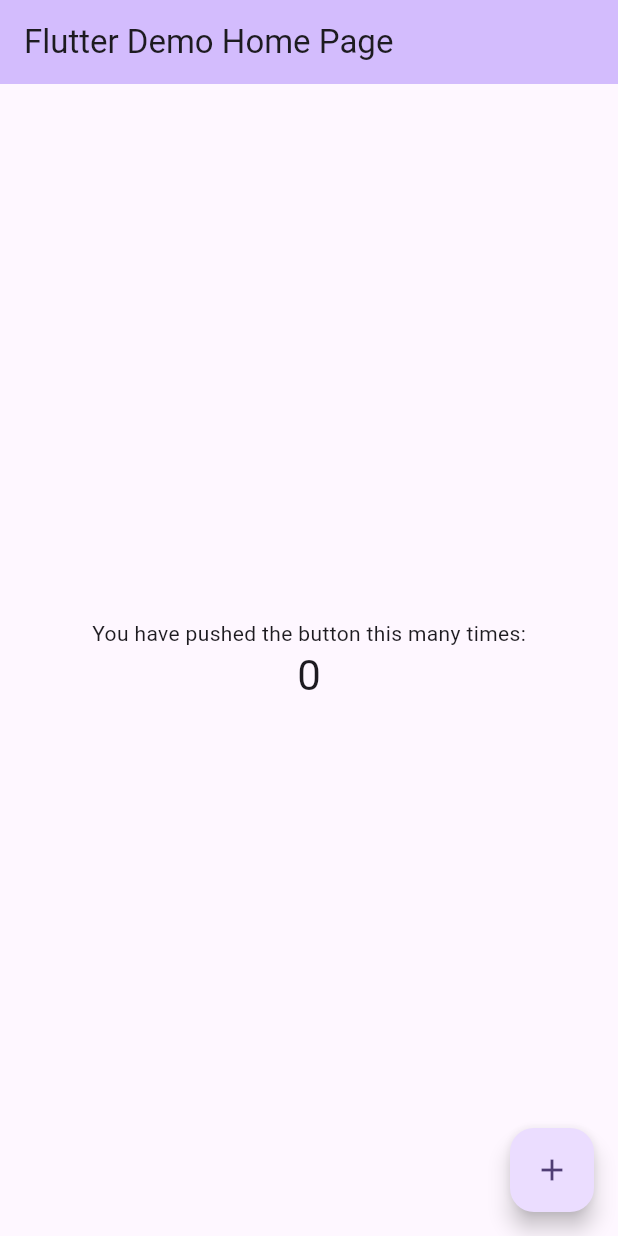
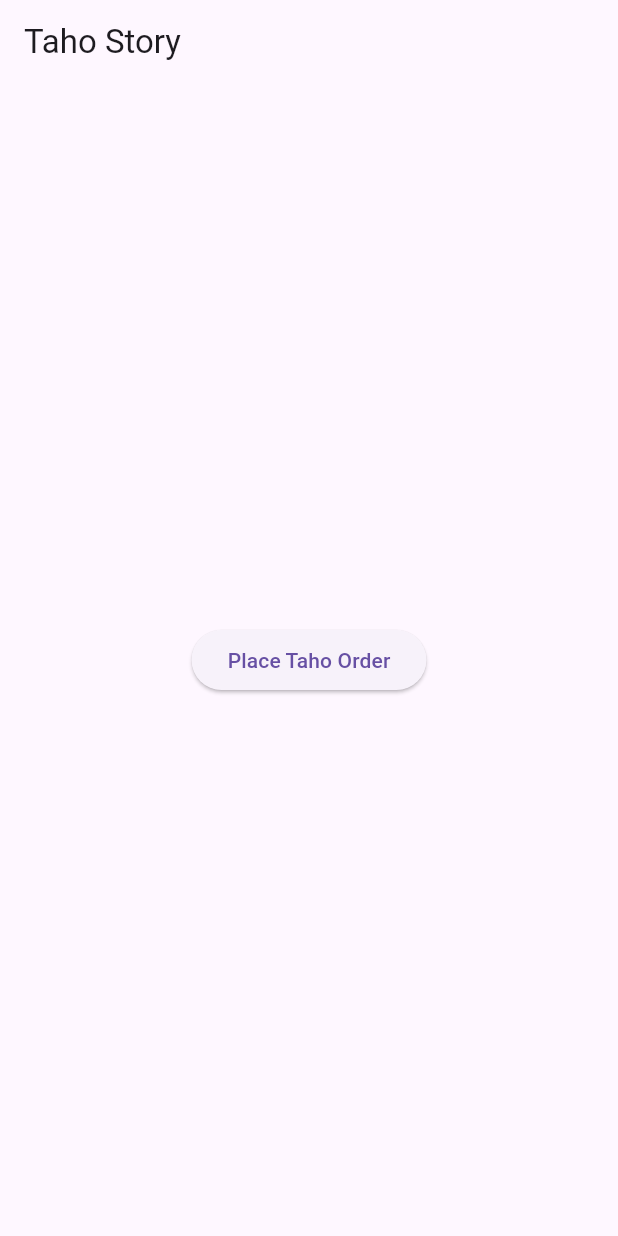
Before and after one commit to hardcorekid03/taho_story, a Flutter app: the screen it shows after launch, on a phone screen of 412 x 824 dp. Run offline on Flutter 3.47's test engine with Material 3 defaults, Android fonts, the light colour scheme and no system bars.

Commit message:
Refactor app structure and implement order form functionality

```diff
--- a/lib/main.dart
+++ b/lib/main.dart
@@ -1,122 +1,19 @@
 import 'package:flutter/material.dart';
+import 'screens/home_screen.dart';
 
 void main() {
-  runApp(const MyApp());
+  runApp(TahoStoryApp());
 }
 
-class MyApp extends StatelessWidget {
-  const MyApp({super.key});
+class TahoStoryApp extends StatelessWidget {
+  const TahoStoryApp({super.key});
 
-  // This widget is the root of your application.
   @override
   Widget build(BuildContext context) {
     return MaterialApp(
-      title: 'Flutter Demo',
-      theme: ThemeData(
-        // This is the theme of your application.
-        //
-        // TRY THIS: Try running your application with "flutter run". You'll see
-        // the application has a purple toolbar. Then, without quitting the app,
-        // try changing the seedColor in the colorScheme below to Colors.green
-        // and then invoke "hot reload" (save your changes or press the "hot
-        // reload" button in a Flutter-supported IDE, or press "r" if you used
-        // the command line to start the app).
-        //
-        // Notice that the counter didn't reset back to zero; the application
-        // state is not lost during the reload. To reset the state, use hot
-        // restart instead.
-        //
-        // This works for code too, not just values: Most code changes can be
-        // tested with just a hot reload.
-        colorScheme: ColorScheme.fromSeed(seedColor: Colors.deepPurple),
-      ),
-      home: const MyHomePage(title: 'Flutter Demo Home Page'),
+      title: 'Taho Story',
+      theme: ThemeData(primarySwatch: Colors.orange),
+      home: HomeScreen(),
     );
   }
 }
-
-class MyHomePage extends StatefulWidget {
-  const MyHomePage({super.key, required this.title});
-
-  // This widget is the home page of your application. It is stateful, meaning
-  // that it has a State object (defined below) that contains fields that affect
-  // how it looks.
-
-  // This class is the configuration for the state. It holds the values (in this
-  // case the title) provided by the parent (in this case the App widget) and
-  // used by the build method of the State. Fields in a Widget subclass are
-  // always marked "final".
-
-  final String title;
-
-  @override
-  State<MyHomePage> createState() => _MyHomePageState();
-}
-
-class _MyHomePageState extends State<MyHomePage> {
-  int _counter = 0;
-
-  void _incrementCounter() {
-    setState(() {
-      // This call to setState tells the Flutter framework that something has
-      // changed in this State, which causes it to rerun the build method below
-      // so that the display can reflect the updated values. If we changed
-      // _counter without calling setState(), then the build method would not be
-      // called again, and so nothing would appear to happen.
-      _counter++;
-    });
-  }
-
-  @override
-  Widget build(BuildContext context) {
-    // This method is rerun every time setState is called, for instance as done
-    // by the _incrementCounter method above.
-    //
-    // The Flutter framework has been optimized to make rerunning build methods
-    // fast, so that you can just rebuild anything that needs updating rather
-    // than having to individually change instances of widgets.
-    return Scaffold(
-      appBar: AppBar(
-        // TRY THIS: Try changing the color here to a specific color (to
-        // Colors.amber, perhaps?) and trigger a hot reload to see the AppBar
-        // change color while the other colors stay the same.
-        backgroundColor: Theme.of(context).colorScheme.inversePrimary,
-        // Here we take the value from the MyHomePage object that was created by
-        // the App.build method, and use it to set our appbar title.
-        title: Text(widget.title),
-      ),
-      body: Center(
-        // Center is a layout widget. It takes a single child and positions it
-        // in the middle of the parent.
-        child: Column(
-          // Column is also a layout widget. It takes a list of children and
-          // arranges them vertically. By default, it sizes itself to fit its
-          // children horizontally, and tries to be as tall as its parent.
-          //
-          // Column has various properties to control how it sizes itself and
-          // how it positions its children. Here we use mainAxisAlignment to
-          // center the children vertically; the main axis here is the vertical
-          // axis because Columns are vertical (the cross axis would be
-          // horizontal).
-          //
-          // TRY THIS: Invoke "debug painting" (choose the "Toggle Debug Paint"
-          // action in the IDE, or press "p" in the console), to see the
-          // wireframe for each widget.
-          mainAxisAlignment: MainAxisAlignment.center,
-          children: <Widget>[
-            const Text('You have pushed the button this many times:'),
-            Text(
-              '$_counter',
-              style: Theme.of(context).textTheme.headlineMedium,
-            ),
-          ],
-        ),
-      ),
-      floatingActionButton: FloatingActionButton(
-        onPressed: _incrementCounter,
-        tooltip: 'Increment',
-        child: const Icon(Icons.add),
-      ), // This trailing comma makes auto-formatting nicer for build methods.
-    );
-  }
-}
--- /dev/null
+++ b/lib/screens/home_screen.dart
@@ -0,0 +1,24 @@
+import 'package:flutter/material.dart';
+import 'order_form.dart';
+
+class HomeScreen extends StatelessWidget {
+  const HomeScreen({super.key});
+
+  @override
+  Widget build(BuildContext context) {
+    return Scaffold(
+      appBar: AppBar(title: Text('Taho Story')),
+      body: Center(
+        child: ElevatedButton(
+          onPressed: () {
+            Navigator.push(
+              context,
+              MaterialPageRoute(builder: (context) => OrderFormScreen()),
+            );
+          },
+          child: Text('Place Taho Order'),
+        ),
+      ),
+    );
+  }
+}
--- a/pubspec.yaml
+++ b/pubspec.yaml
@@ -34,6 +34,7 @@ dependencies:
   # The following adds the Cupertino Icons font to your application.
   # Use with the CupertinoIcons class for iOS style icons.
   cupertino_icons: ^1.0.8
+  intl: ^0.20.2
 
 dev_dependencies:
   flutter_test:
```
Also changed, not shown: lib/screens/order_form.dart (added, +14 -0 lines), lib/widgets/order_form.dart (added, +190 -0 lines), pubspec.lock, 1 other file.
